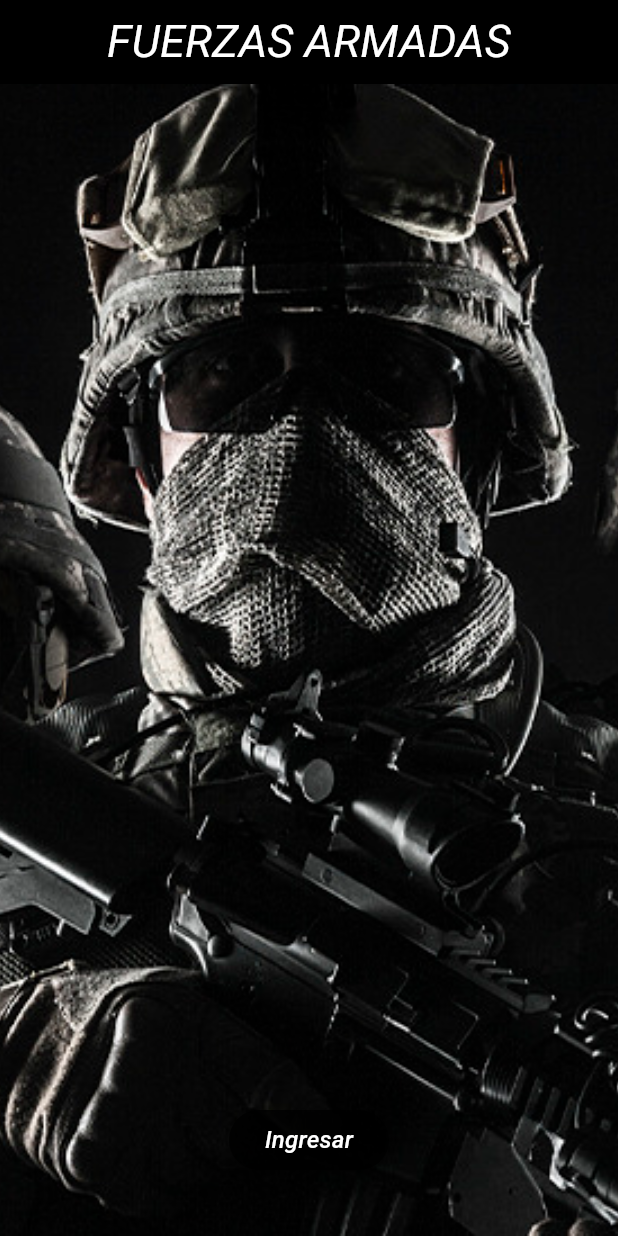
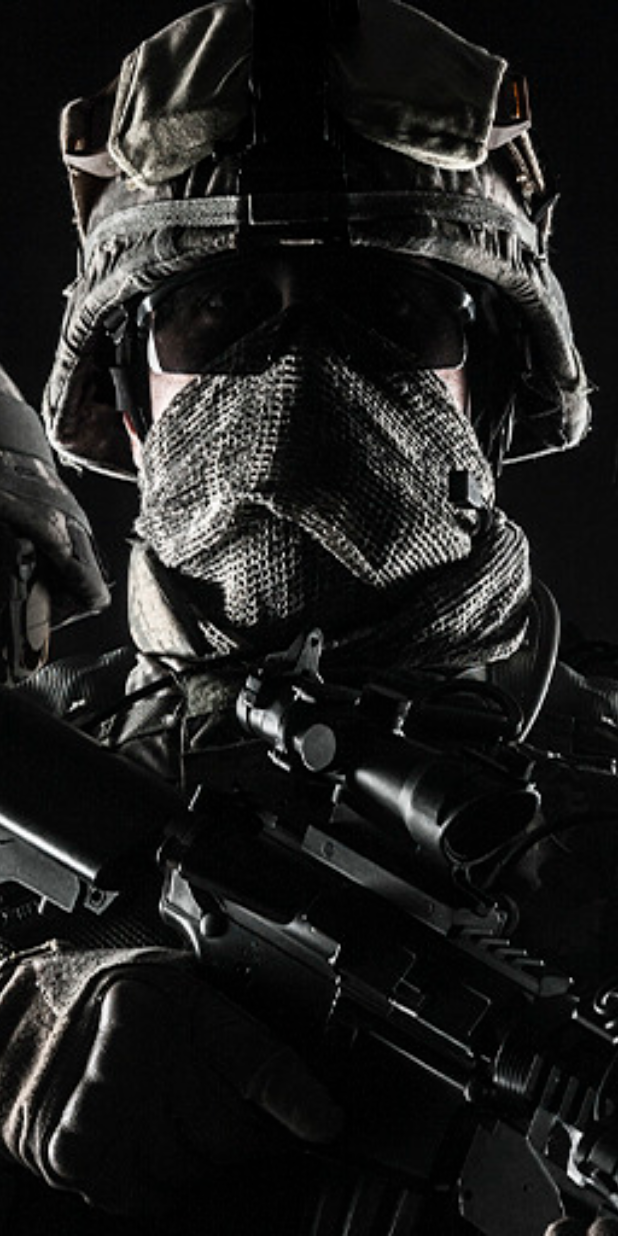
Before and after one commit to julio763284/Guerras, a Flutter app: the screen it shows after launch, on a phone screen of 412 x 824 dp. Run offline on Flutter 3.47's test engine with Material 3 defaults, Android fonts, the phone set to English and light mode, and no system bars.

Commit message:
Creacion de de la vista cargando
cree la vista CARGANDO PERO TENGO QUE MEJORARLA

```diff
--- /dev/null
+++ b/app/lib/Loading.dart
@@ -0,0 +1,23 @@
+import 'package:flutter/material.dart';
+
+class Loading extends StatelessWidget {
+  const Loading({super.key});
+
+  @override
+  Widget build(BuildContext context) {
+    return Scaffold(
+      body: Stack(
+        children: [
+          // Imagen de fondo con opacidad
+          Positioned.fill(
+            child: Opacity(
+              opacity: 1.6, // Valor entre 0 (transparente) y 1 (opaco)
+              child: Image.asset('assets/Fondos.jpg', fit: BoxFit.cover),
+            ),
+          ),
+          // Aquí podrías agregar contenido encima si quieres
+        ],
+      ),
+    );
+  }
+}
--- a/app/lib/main.dart
+++ b/app/lib/main.dart
@@ -1,5 +1,7 @@
 import 'package:flutter/material.dart';
 import 'Inicial.dart';
+import 'Loading.dart';
+
 void main() {
   runApp(const MyApp());
 }
@@ -8,8 +10,6 @@ class MyApp extends StatelessWidget {
   const MyApp({super.key});
   @override
   Widget build(BuildContext context) {
-    return MaterialApp(
-      home: Inicial(),
-    );
+    return MaterialApp(home: Loading());
   }
 }
```
